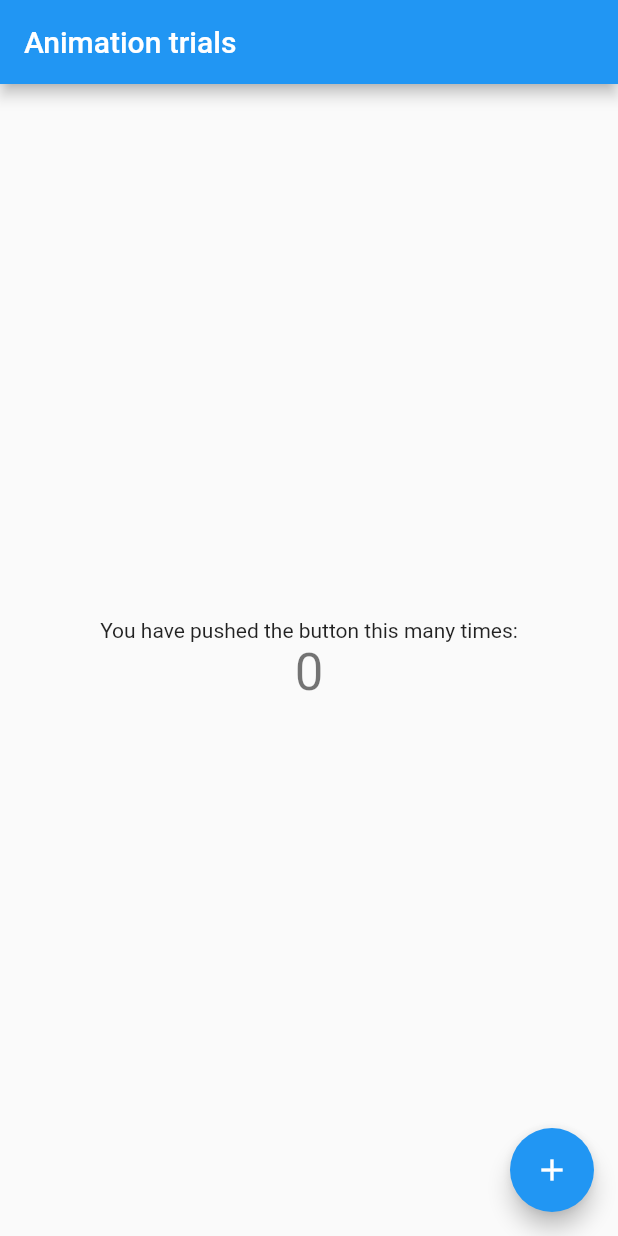
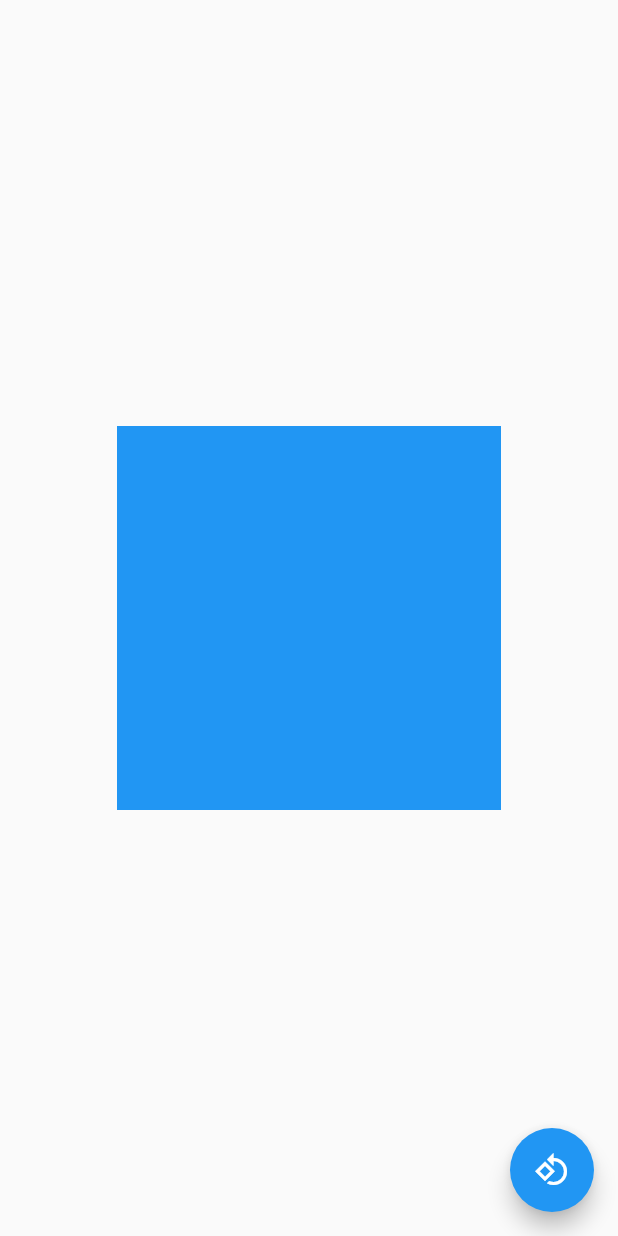
Before and after one commit to kayberd/flutter-projects, a Flutter app: the screen it shows after launch, on a phone screen of 412 x 824 dp. Run offline on Flutter 3.47's test engine with Material 2 defaults, Android fonts, the phone set to English and light mode, and no system bars.

Commit message:
Add basic animation

```diff
--- /dev/null
+++ b/animation/lib/components/blue_square.dart
@@ -0,0 +1,14 @@
+import 'package:flutter/material.dart';
+
+class BlueSquare extends StatelessWidget {
+  const BlueSquare() : super();
+
+  @override
+  Widget build(BuildContext context) {
+    return Container(
+      color: Colors.blue,
+      height: 256.0,
+      width: 256.0,
+    );
+  }
+}
--- a/animation/lib/main.dart
+++ b/animation/lib/main.dart
@@ -1,3 +1,4 @@
+import 'package:animation/views/basic_animation.dart';
 import 'package:flutter/material.dart';
 
 void main() {
@@ -29,39 +30,8 @@ class MyHomePage extends StatefulWidget {
 }
 
 class _MyHomePageState extends State<MyHomePage> {
-  int _counter = 0;
-
-  void _incrementCounter() {
-    setState(() {
-      _counter++;
-    });
-  }
-
   @override
   Widget build(BuildContext context) {
-    return Scaffold(
-      appBar: AppBar(
-        title: Text(widget.title),
-      ),
-      body: Center(
-        child: Column(
-          mainAxisAlignment: MainAxisAlignment.center,
-          children: <Widget>[
-            const Text(
-              'You have pushed the button this many times:',
-            ),
-            Text(
-              '$_counter',
-              style: Theme.of(context).textTheme.headline4,
-            ),
-          ],
-        ),
-      ),
-      floatingActionButton: FloatingActionButton(
-        onPressed: _incrementCounter,
-        tooltip: 'Increment',
-        child: const Icon(Icons.add),
-      ),
-    );
+    return const BasicAnimation();
   }
 }
--- /dev/null
+++ b/animation/lib/views/basic_animation.dart
@@ -0,0 +1,31 @@
+import 'dart:math';
+
+import 'package:animation/components/blue_square.dart';
+import 'package:flutter/material.dart';
+
+class BasicAnimation extends StatefulWidget {
+  const BasicAnimation() : super();
+
+  @override
+  State<BasicAnimation> createState() => _BasicAnimationState();
+}
+
+class _BasicAnimationState extends State<BasicAnimation> {
+  double _angle = 0;
+
+  @override
+  Widget build(BuildContext context) {
+    return Scaffold(
+      body: Transform.rotate(
+        angle: _angle,
+        child: const Center(child: BlueSquare()),
+      ),
+      floatingActionButton: FloatingActionButton(
+        onPressed: () => setState(() {
+          _angle += pi/4.0; // 90 Degree
+        }),
+        child: const Icon(Icons.rotate_90_degrees_ccw),
+      ),
+    );
+  }
+}
```
